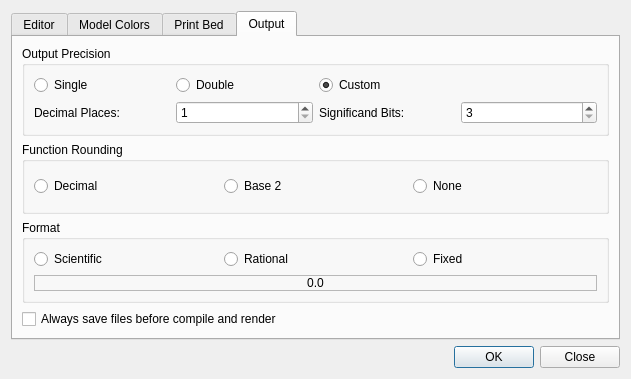
Above: src/ui/preferences.ui from GilesBathgate/RapCAD before the change. Below: the same form after it.
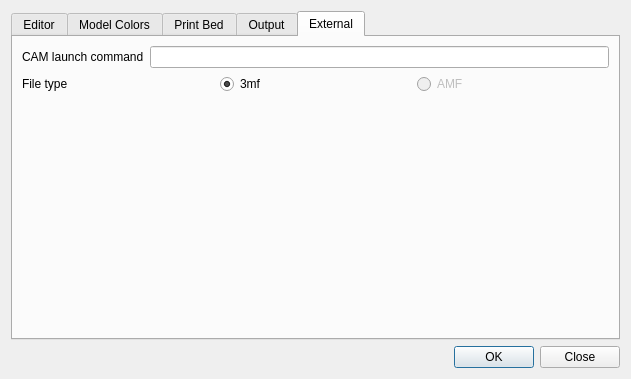
That is the form after the change. The open tabs and pages were chosen to show the change.

Commit message: Implement external CAM launching operation.

Diff of the .ui file:
```diff
--- a/src/ui/preferences.ui
+++ b/src/ui/preferences.ui
@@ -606,6 +606,78 @@
          </item>
         </layout>
        </widget>
+       <widget class="QWidget" name="externalOptions">
+        <attribute name="title">
+         <string>External</string>
+        </attribute>
+        <layout class="QVBoxLayout" name="verticalLayout_5">
+         <item>
+          <layout class="QHBoxLayout" name="horizontalLayout_5">
+           <item>
+            <widget class="QLabel" name="launchCommandLabel">
+             <property name="text">
+              <string>CAM launch command</string>
+             </property>
+            </widget>
+           </item>
+           <item>
+            <widget class="QLineEdit" name="launchCommandLineEdit"/>
+           </item>
+          </layout>
+         </item>
+         <item>
+          <layout class="QHBoxLayout" name="horizontalLayout_6">
+           <item>
+            <widget class="QLabel" name="fileTypeLabel">
+             <property name="text">
+              <string>File type</string>
+             </property>
+            </widget>
+           </item>
+           <item>
+            <widget class="QRadioButton" name="_3mfRadioButton">
+             <property name="text">
+              <string>3mf</string>
+             </property>
+             <property name="checked">
+              <bool>true</bool>
+             </property>
+            </widget>
+           </item>
+           <item>
+            <widget class="QRadioButton" name="AMFRadioButton">
+             <property name="enabled">
+              <bool>false</bool>
+             </property>
+             <property name="text">
+              <string>AMF</string>
+             </property>
+            </widget>
+           </item>
+          </layout>
+         </item>
+         <item>
+          <widget class="QLabel" name="exampleCommandLabel">
+           <property name="text">
+            <string/>
+           </property>
+          </widget>
+         </item>
+         <item>
+          <spacer name="verticalSpacer_2">
+           <property name="orientation">
+            <enum>Qt::Vertical</enum>
+           </property>
+           <property name="sizeHint" stdset="0">
+            <size>
+             <width>20</width>
+             <height>40</height>
+            </size>
+           </property>
+          </spacer>
+         </item>
+        </layout>
+       </widget>
       </widget>
      </item>
     </layout>
```
The commit also changes 56 other files.
